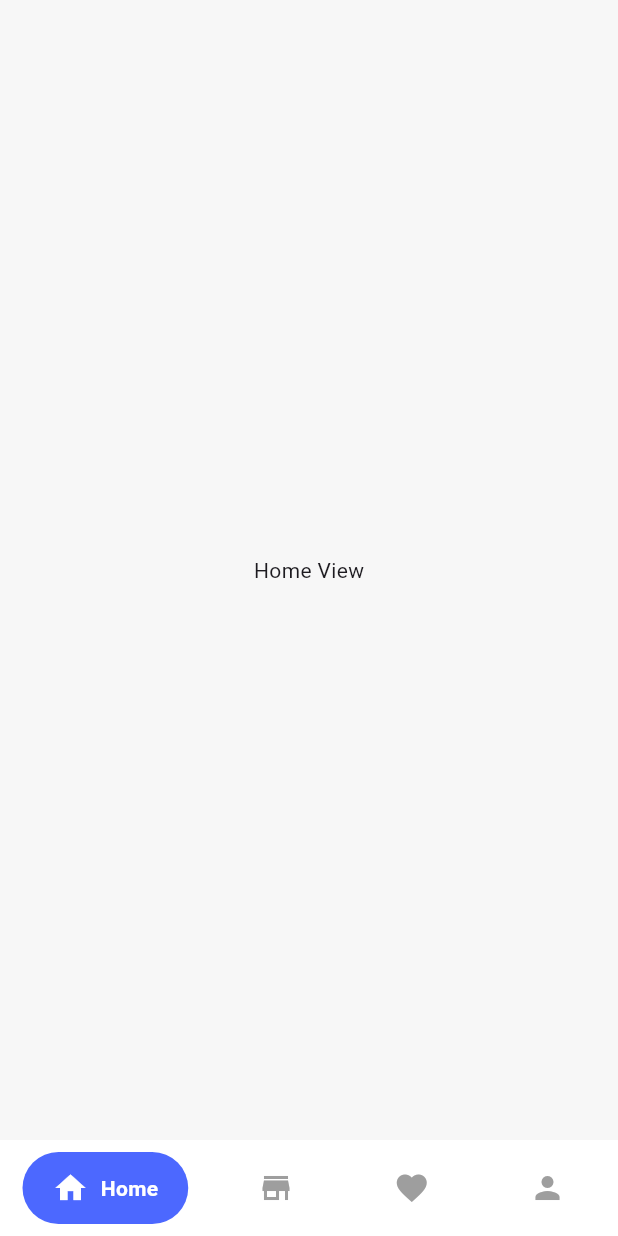
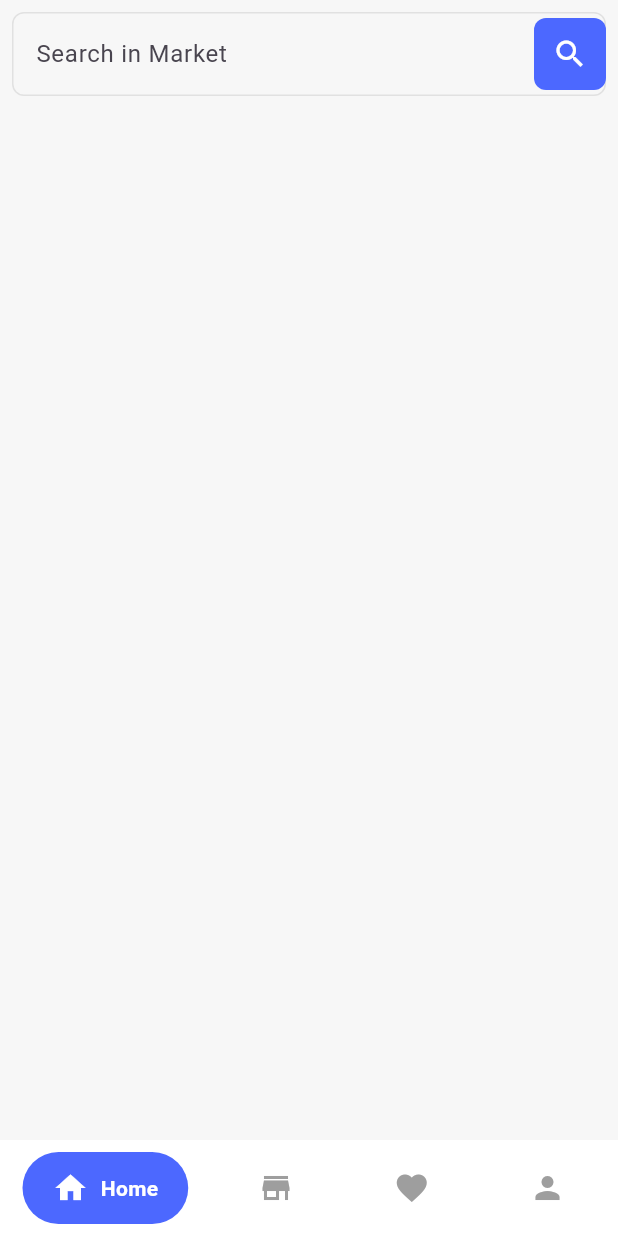
Before and after one commit to osos2511/our-market-app, a Flutter app: the MainHomeView screen opened directly, on a phone screen of 412 x 824 dp. Run offline on Flutter 3.47's test engine with Material 3 defaults, Android fonts, the phone set to English and light mode, and no system bars; drawn by our look-alikes of google_nav_bar; our stand-ins replace bloc, flutter_bloc.

Commit message:
+finished-search-field

```diff
--- /dev/null
+++ b/lib/core/components/custom_search_field.dart
@@ -0,0 +1,38 @@
+import 'package:flutter/material.dart';
+import 'package:our_market/core/app_colors.dart';
+
+class CustomSearchField extends StatelessWidget {
+  const CustomSearchField({super.key});
+
+  @override
+  Widget build(BuildContext context) {
+    return TextField(
+      decoration: InputDecoration(
+        labelText: 'Search in Market',
+        suffixIcon: Container(
+          decoration: BoxDecoration(
+            color: AppColors.kPrimaryColor,
+            borderRadius: BorderRadius.circular(8),
+          ),
+          child: IconButton(
+            icon: Icon(Icons.search, color: AppColors.kWhiteColor),
+            onPressed: () {},
+          ),
+        ),
+
+        border: OutlineInputBorder(
+          borderSide: BorderSide(width: 2, color: AppColors.kBordersideColor),
+          borderRadius: BorderRadius.circular(8),
+        ),
+        focusedBorder: OutlineInputBorder(
+          borderSide: BorderSide(color: AppColors.kBordersideColor),
+          borderRadius: BorderRadius.circular(8),
+        ),
+        enabledBorder: OutlineInputBorder(
+          borderSide: BorderSide(color: AppColors.kBordersideColor),
+          borderRadius: BorderRadius.circular(8),
+        ),
+      ),
+    );
+  }
+}
--- a/lib/main.dart
+++ b/lib/main.dart
@@ -1,6 +1,6 @@
 import 'package:flutter/material.dart';
 import 'package:our_market/core/app_colors.dart';
-import 'package:our_market/views/auth/ui/login_view.dart';
+import 'package:our_market/views/nav_bar/logic/ui/main_home_view.dart';
 
 void main() {
   runApp(const OurMarket());
@@ -14,7 +14,7 @@ class OurMarket extends StatelessWidget {
       debugShowCheckedModeBanner: false,
       theme: ThemeData(scaffoldBackgroundColor: AppColors.kScaffoldColor),
       title: 'Our Market',
-      home: const LoginView(),
+      home: MainHomeView(),
     );
   }
 }
--- a/lib/views/home/ui/home_view.dart
+++ b/lib/views/home/ui/home_view.dart
@@ -1,10 +1,14 @@
 import 'package:flutter/material.dart';
+import 'package:our_market/core/components/custom_search_field.dart';
 
 class HomeView extends StatelessWidget {
   const HomeView({super.key});
 
   @override
   Widget build(BuildContext context) {
-    return Center(child: Text('Home View'));
+    return Padding(
+      padding: const EdgeInsets.all(8.0),
+      child: ListView(children: [CustomSearchField()]),
+    );
   }
 }
```
Also changed, not shown: lib/core/functions/navigate_to.dart (renamed from lib/core/navigate_to.dart).
